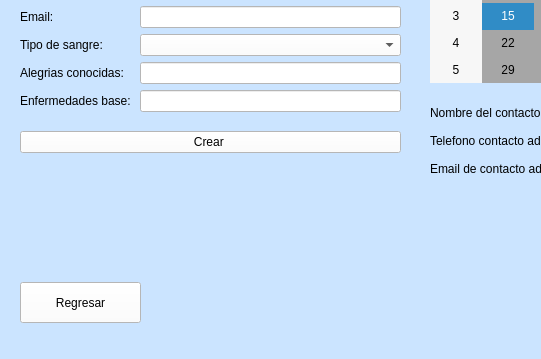
alejandra057/App_Medica_Progra3, file App_Medica/mainwindow.ui: the form before one commit; both pictures show x 0 to 541 and y 248 to 607 of the 875 by 607 pixel window.
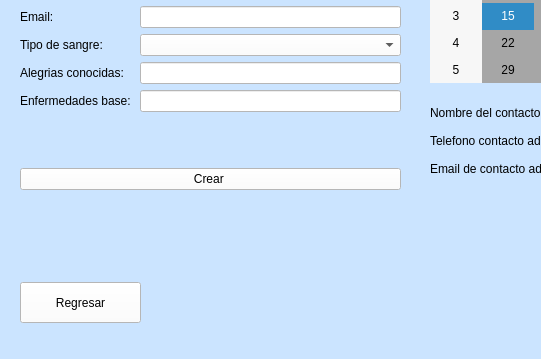
The form after the commit. The open tabs and pages were chosen to show the change.

Patch:
```diff
--- a/App_Medica/mainwindow.ui
+++ b/App_Medica/mainwindow.ui
@@ -1454,7 +1454,7 @@
         <x>50</x>
         <y>140</y>
         <width>381</width>
-        <height>251</height>
+        <height>288</height>
        </rect>
       </property>
       <layout class="QVBoxLayout" name="verticalLayout_36">
```
Left out of the diff: 4 changed lines with no effect on the pictures.
